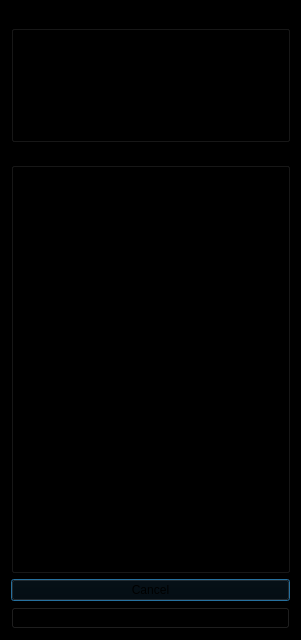
First picture: the form in reqMktDataGUI.ui, repository spinlockirqsave/qt_tradingclient_1, before the edit.
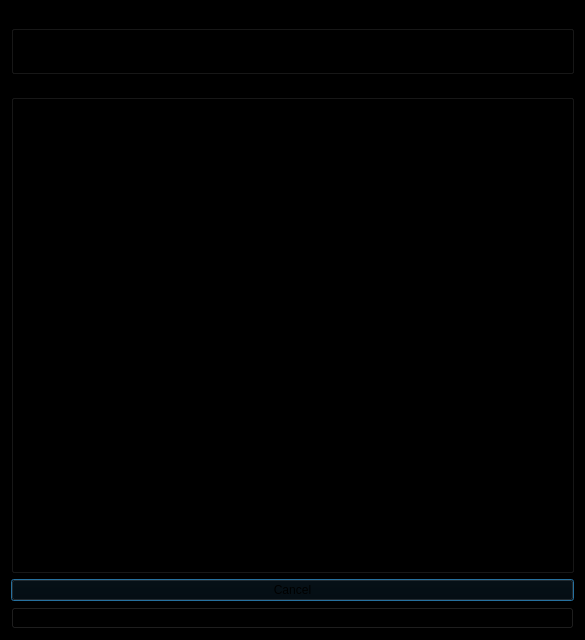
Second picture: the form after the edit.

Commit message: GUI: has been modified, reqMktData implemented

Diff of the .ui file:
```diff
--- a/reqMktDataGUI.ui
+++ b/reqMktDataGUI.ui
@@ -9,7 +9,7 @@
    <rect>
     <x>0</x>
     <y>0</y>
-    <width>301</width>
+    <width>585</width>
     <height>640</height>
    </rect>
   </property>
@@ -47,8 +47,25 @@
         </property>
        </widget>
       </item>
+      <item row="0" column="2">
+       <spacer name="horizontalSpacer">
+        <property name="orientation">
+         <enum>Qt::Horizontal</enum>
+        </property>
+        <property name="sizeHint" stdset="0">
+         <size>
+          <width>40</width>
+          <height>20</height>
+         </size>
+        </property>
+       </spacer>
+      </item>
       <item row="0" column="1">
-       <widget class="QLineEdit" name="lineEdit_43"/>
+       <widget class="QLineEdit" name="lineEdit_Id">
+        <property name="styleSheet">
+         <string notr="true">color: rgb(255, 255, 255);</string>
+        </property>
+       </widget>
       </item>
      </layout>
     </widget>
@@ -59,13 +76,10 @@
       <string>Contract Description</string>
      </property>
      <layout class="QGridLayout" name="gridLayout">
-      <item row="0" column="2" colspan="2">
-       <widget class="QLineEdit" name="lineEdit"/>
-      </item>
-      <item row="6" column="0">
-       <widget class="QLabel" name="label_6">
-        <property name="text">
-         <string>Multiplier</string>
+      <item row="3" column="1" colspan="3">
+       <widget class="QLineEdit" name="lineEdit_Expiry">
+        <property name="styleSheet">
+         <string notr="true">color: rgb(255, 255, 255);</string>
         </property>
        </widget>
       </item>
@@ -75,7 +89,7 @@
       <item row="3" column="0">
        <widget class="QLabel" name="label_3">
         <property name="text">
-         <string>Expiry</string>
+         <string/>
         </property>
        </widget>
       </item>
@@ -99,6 +113,51 @@
         </property>
        </widget>
       </item>
+      <item row="4" column="1" colspan="3">
+       <widget class="QLineEdit" name="lineEdit_Strike">
+        <property name="styleSheet">
+         <string notr="true">color: rgb(255, 255, 255);</string>
+        </property>
+       </widget>
+      </item>
+      <item row="4" column="0">
+       <widget class="QLabel" name="label_Strike">
+        <property name="text">
+         <string>Strike</string>
+        </property>
+       </widget>
+      </item>
+      <item row="10" column="1" colspan="3">
+       <widget class="QLineEdit" name="lineEdit_LocalSymbol">
+        <property name="styleSheet">
+         <string notr="true">color: rgb(255, 255, 255);</string>
+        </property>
+       </widget>
+      </item>
+      <item row="8" column="3">
+       <widget class="QLineEdit" name="lineEdit_PrimaryExchange">
+        <property name="styleSheet">
+         <string notr="true">color: rgb(255, 255, 255);</string>
+        </property>
+       </widget>
+      </item>
+      <item row="6" column="1" colspan="3">
+       <widget class="QLineEdit" name="lineEdit_Multiplier">
+        <property name="styleSheet">
+         <string notr="true">color: rgb(255, 255, 255);</string>
+        </property>
+       </widget>
+      </item>
+      <item row="2" column="2" colspan="2">
+       <widget class="QLineEdit" name="lineEdit_Type">
+        <property name="styleSheet">
+         <string notr="true">color: rgb(255, 255, 255);</string>
+        </property>
+        <property name="text">
+         <string/>
+        </property>
+       </widget>
+      </item>
       <item row="2" column="0">
        <widget class="QLabel" name="label_2">
         <property name="text">
@@ -106,51 +165,39 @@
         </property>
        </widget>
       </item>
-      <item row="3" column="1" colspan="3">
-       <widget class="QLineEdit" name="lineEdit_4"/>
-      </item>
-      <item row="2" column="2" colspan="2">
-       <widget class="QLineEdit" name="lineEdit_3"/>
+      <item row="5" column="4">
+       <spacer name="verticalSpacer">
+        <property name="orientation">
+         <enum>Qt::Vertical</enum>
+        </property>
+        <property name="sizeHint" stdset="0">
+         <size>
+          <width>20</width>
+          <height>40</height>
+         </size>
+        </property>
+       </spacer>
       </item>
       <item row="5" column="1" colspan="3">
-       <widget class="QLineEdit" name="lineEdit_6"/>
-      </item>
-      <item row="9" column="1" colspan="3">
-       <widget class="QLineEdit" name="lineEdit_10"/>
-      </item>
-      <item row="7" column="1" colspan="3">
-       <widget class="QLineEdit" name="lineEdit_8"/>
-      </item>
-      <item row="7" column="0">
-       <widget class="QLabel" name="label_7">
-        <property name="text">
-         <string>Exchange</string>
+       <widget class="QLineEdit" name="lineEdit_Right">
+        <property name="styleSheet">
+         <string notr="true">color: rgb(255, 255, 255);</string>
         </property>
        </widget>
       </item>
-      <item row="1" column="0">
-       <widget class="QLabel" name="label">
+      <item row="6" column="0">
+       <widget class="QLabel" name="label_Multiplier">
         <property name="text">
-         <string>Symbol</string>
-        </property>
-       </widget>
-      </item>
-      <item row="12" column="0">
-       <widget class="QLabel" name="label_13">
-        <property name="text">
-         <string>Generic Tick Tags</string>
-        </property>
-       </widget>
-      </item>
-      <item row="8" column="0" colspan="3">
-       <widget class="QLabel" name="label_9">
-        <property name="text">
-         <string>Primary Exchange</string>
+         <string>Multiplier</string>
         </property>
        </widget>
       </item>
       <item row="12" column="1" colspan="3">
-       <widget class="QLineEdit" name="lineEdit_13"/>
+       <widget class="QLineEdit" name="lineEdit_genericTickTags">
+        <property name="styleSheet">
+         <string notr="true">color: rgb(255, 255, 255);</string>
+        </property>
+       </widget>
       </item>
       <item row="11" column="0">
        <widget class="QLabel" name="label_12">
@@ -173,11 +220,57 @@
         </property>
        </widget>
       </item>
-      <item row="10" column="1" colspan="3">
-       <widget class="QLineEdit" name="lineEdit_11"/>
+      <item row="0" column="2" colspan="2">
+       <widget class="QLineEdit" name="lineEdit_ContractId">
+        <property name="styleSheet">
+         <string notr="true">color: rgb(255, 255, 255);</string>
+        </property>
+       </widget>
       </item>
-      <item row="8" column="3">
-       <widget class="QLineEdit" name="lineEdit_9"/>
+      <item row="9" column="1" colspan="3">
+       <widget class="QLineEdit" name="lineEdit_Currency">
+        <property name="styleSheet">
+         <string notr="true">color: rgb(255, 255, 255);</string>
+        </property>
+       </widget>
+      </item>
+      <item row="10" column="0">
+       <widget class="QLabel" name="label_LocalSymbol">
+        <property name="text">
+         <string>Local Symbol</string>
+        </property>
+       </widget>
+      </item>
+      <item row="1" column="2" colspan="2">
+       <widget class="QLineEdit" name="lineEdit_Symbol">
+        <property name="styleSheet">
+         <string notr="true">color: rgb(255, 255, 255);</string>
+        </property>
+        <property name="text">
+         <string/>
+        </property>
+       </widget>
+      </item>
+      <item row="12" column="0">
+       <widget class="QLabel" name="label_GenericTickTags">
+        <property name="text">
+         <string>Generic Tick Tags</string>
+        </property>
+       </widget>
+      </item>
+      <item row="8" column="0" colspan="3">
+       <widget class="QLabel" name="label_PrimaryExchange">
+        <property name="text">
+         <string>Primary Exchange</string>
+        </property>
+       </widget>
+      </item>
+      <item row="7" column="1" colspan="3">
+       <widget class="QLineEdit" name="lineEdit_Exchange">
+        <property name="styleSheet">
+         <string notr="true">color: rgb(255, 255, 255);</string>
+        </property>
+       </widget>
       </item>
       <item row="0" column="0" colspan="2">
        <widget class="QLabel" name="label_8">
@@ -194,12 +287,37 @@
        </widget>
       </item>
       <item row="11" column="1" colspan="3">
-       <widget class="QLineEdit" name="lineEdit_12"/>
+       <widget class="QLineEdit" name="lineEdit_IncludeExpired">
+        <property name="styleSheet">
+         <string notr="true">color: rgb(255, 255, 255);</string>
+        </property>
+       </widget>
       </item>
-      <item row="10" column="0">
-       <widget class="QLabel" name="label_11">
+      <item row="3" column="0">
+       <widget class="QLabel" name="label_Expiry">
         <property name="text">
-         <string>Local Symbol</string>
+         <string>Expiry</string>
+        </property>
+       </widget>
+      </item>
+      <item row="1" column="0">
+       <widget class="QLabel" name="label_Symbol">
+        <property name="text">
+         <string>Symbol</string>
+        </property>
+       </widget>
+      </item>
+      <item row="7" column="0">
+       <widget class="QLabel" name="label_Exchange">
+        <property name="text">
+         <string>Exchange</string>
+        </property>
+       </widget>
+      </item>
+      <item row="0" column="4" rowspan="14" colspan="2">
+       <widget class="QTextEdit" name="textEdit">
+        <property name="styleSheet">
+         <string notr="true">color: rgb(197, 197, 197);</string>
         </property>
        </widget>
       </item>
```
Left out of the diff: 94 changed lines with no effect on the pictures. The commit also changes 8 other files.
